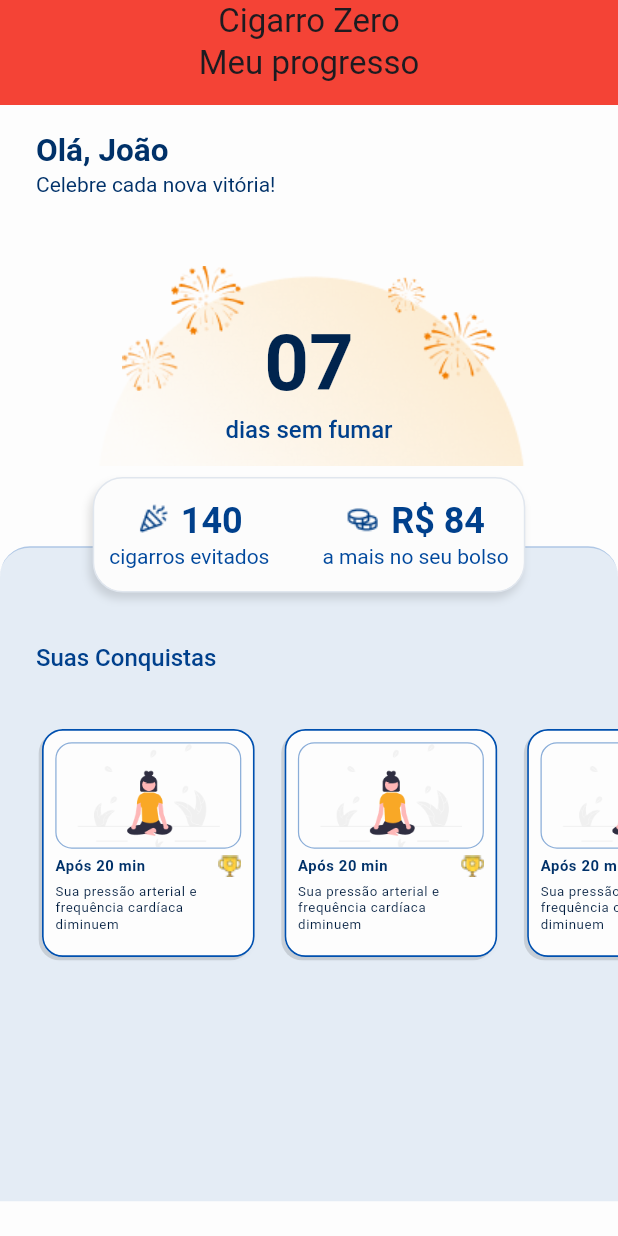
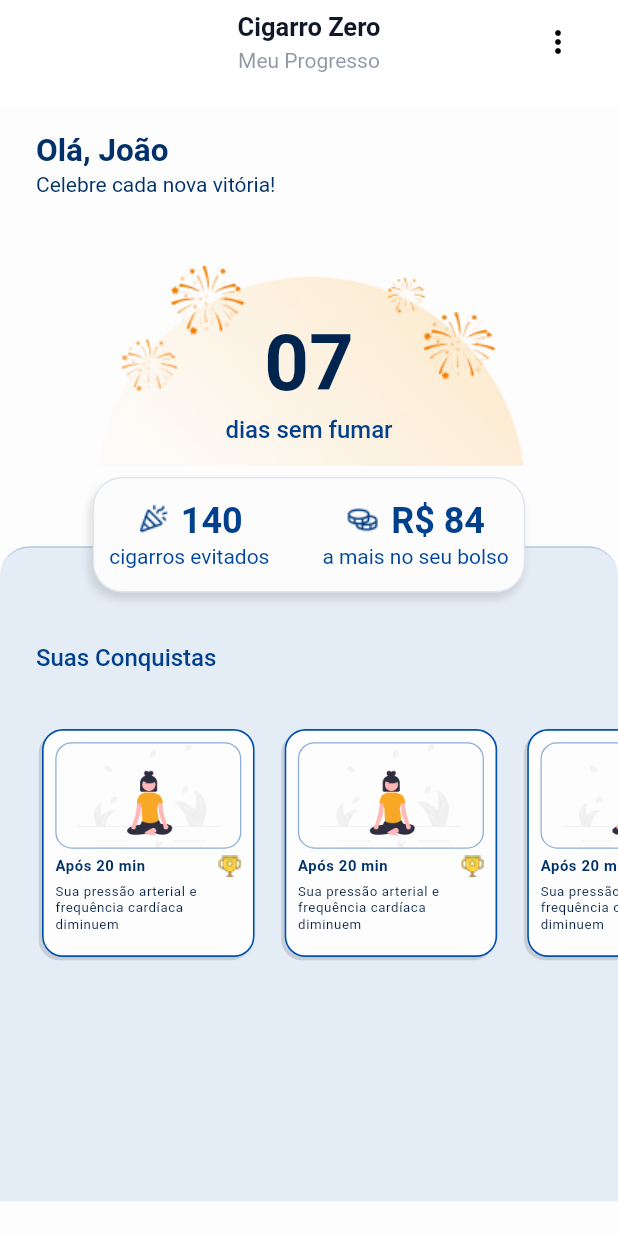
Before and after one commit to PipocaAgilDevs/cigarro-zero-app, a Flutter app: the screen it shows after launch, on a phone screen of 412 x 824 dp. Run offline on Flutter 3.47's test engine with Material 3 defaults, Android fonts, the phone set to English and light mode, and no system bars; our stand-ins replace google_fonts; Roboto replaces fonts that are missing (Oswald).

Commit message:
header stilization and font import

```diff
--- a/cigarrozeroapp/lib/modules/home/widgets/home_app_bar.dart
+++ b/cigarrozeroapp/lib/modules/home/widgets/home_app_bar.dart
@@ -1,4 +1,5 @@
 import 'package:flutter/material.dart';
+import 'package:google_fonts/google_fonts.dart';
 
 class HomeAppBar extends StatelessWidget {
   const HomeAppBar({super.key});
@@ -6,15 +7,51 @@ class HomeAppBar extends StatelessWidget {
   @override
   Widget build(BuildContext context) {
     return AppBar(
-      backgroundColor: Colors.red,
-      centerTitle: true,
-      title: const Column(
-        children: [
-          Text('Cigarro Zero'),
-          Text(
-            'Meu progresso',
-          ),
-        ],
+      backgroundColor: Colors.white,
+      title: SizedBox(
+        width: double.infinity,
+        height: kToolbarHeight,
+        child: Stack(
+          children: [
+            Positioned.fill(
+              child: Align(
+                alignment: Alignment.center,
+                child: Column(
+                  mainAxisSize: MainAxisSize.min,
+                  children: [
+                    const Text(
+                      "Cigarro Zero",
+                      style: TextStyle(
+                        color: Color(0xFF101828),
+                        fontSize: 17,
+                        fontWeight: FontWeight.bold,
+                        fontFamily: 'Oswald',
+                      ),
+                    ),
+                    const SizedBox(height: 2),
+                    Text(
+                      "Meu Progresso",
+                      style: TextStyle(
+                        color: Color(0xFF475467).withOpacity(0.6),
+                        fontSize: 14,
+                      ),
+                    ),
+                  ],
+                ),
+              ),
+            ),
+            Positioned(
+              top: 0,
+              right: 0,
+              bottom: 0,
+              child: IconButton(
+                icon: const Icon(Icons.more_vert),
+                color: const Color(0xFF000000),
+                onPressed: () {},
+              ),
+            ),
+          ],
+        ),
       ),
     );
   }
```
Also changed, not shown: cigarrozeroapp/pubspec.yaml (+3 -4 lines), cigarrozeroapp/pubspec.lock.
